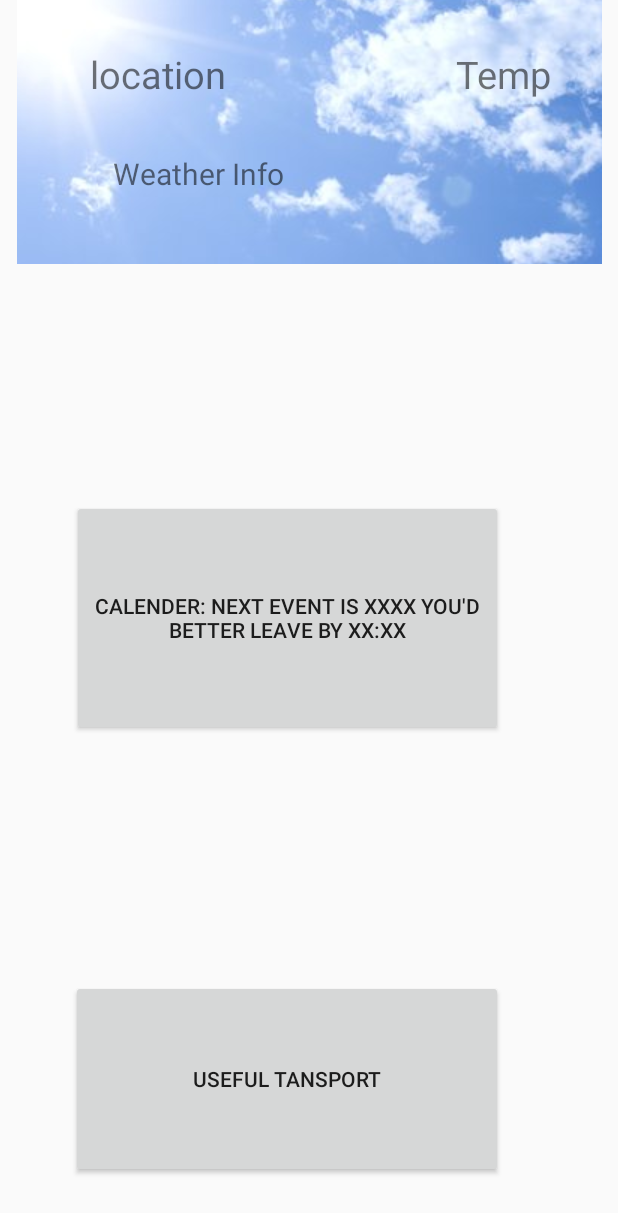
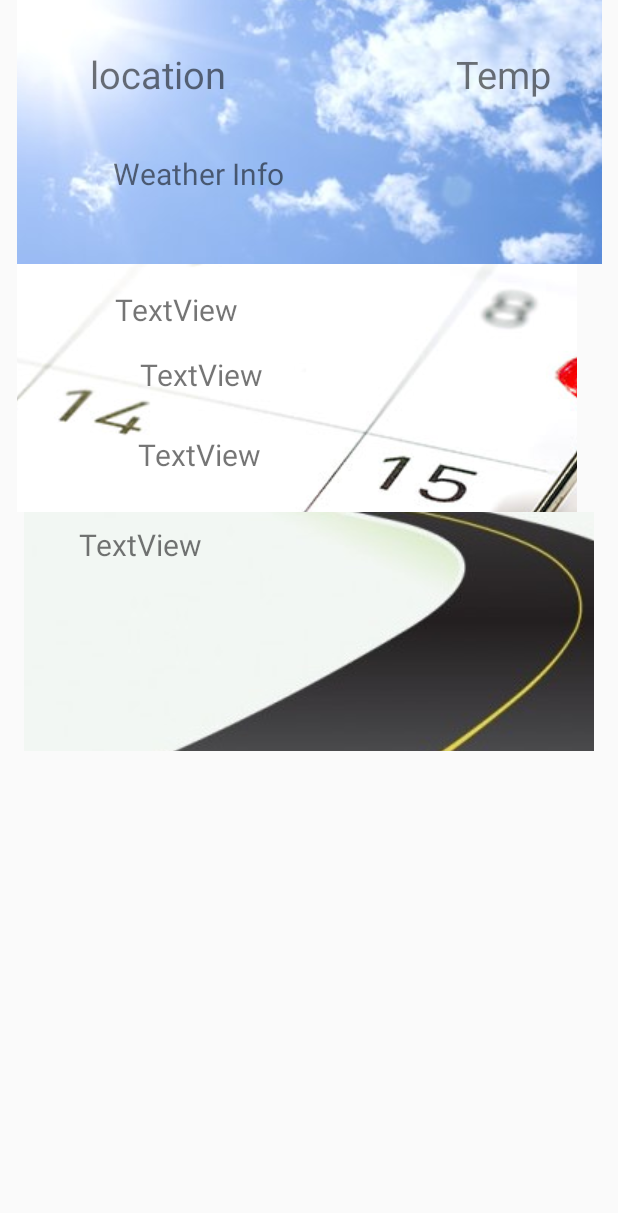
Before and after one commit to BarbaraJin/CS446, an Android app: the layout activity_main.xml on its own in the app's theme, with its tools: preview values and no code run, on a phone screen of 412 x 824 dp. Shown: the top 1213 px of the screen. Run offline under Robolectric (Android 15) with nearby library versions, the phone set to English and light mode, and no system bars.

Commit message:
calendar UI

```diff
--- a/iManager/app/src/main/java/com/ziniuyimeixiang/imanager/MainActivity.java
+++ b/iManager/app/src/main/java/com/ziniuyimeixiang/imanager/MainActivity.java
@@ -73,6 +73,11 @@ public class MainActivity extends AppCompatActivity implements Observer {
     private TextView weatherTemp;
     private TextView weatherInfo;
 
+    private TextView et;
+    private TextView st;
+    private TextView lt;
+    private TextView rt;
+
     Button test;
 
 
@@ -90,13 +95,17 @@ public class MainActivity extends AppCompatActivity implements Observer {
 //        clothesData.addObserver(this);
 
         super.onCreate(savedInstanceState);
+
         setContentView(R.layout.activity_main);
+        st = findViewById(R.id.start_t);
+        et = findViewById(R.id.event_t);
+        lt = findViewById(R.id.location_t);
+        rt = findViewById(R.id.route_t);
 //        Intent alarm = new Intent(MainActivity.this,Alarm.class);
 //        startActivity(alarm);
-        C_Button = findViewById(R.id.Cbutton);
-        R_Button = findViewById(R.id.Trans);
         this.askP();
-        mModel.route();
+        //mModel.route();
+        this.getLocationFromAddress(this,mModel.getLocation());
         this.getPosition();
         this.setCalender();
         this.setRoute();
@@ -177,7 +186,9 @@ public class MainActivity extends AppCompatActivity implements Observer {
                 Date start_date = new Date(Long.valueOf(cursor.getString(id2)) + (60 * 60 * 1000) * mModel.getHourdiff());
                 String start = formatter.format(start_date);
                 location = cursor.getString(id4);
-                C_Button.setText(start + title + location);
+                et.setText(title);
+                st.setText(start);
+                lt.setText(location);
                 mModel.setLocation(location);
                 mModel.setTime(start);
             }
@@ -199,7 +210,7 @@ public class MainActivity extends AppCompatActivity implements Observer {
 
         int speedIs1KmMinute = 100;
         float estimatedDriveTimeInMinutes = distance / speedIs1KmMinute;
-        R_Button.setText("distance is " + distance + "time needed is " + estimatedDriveTimeInMinutes);
+        rt.setText("You need "+estimatedDriveTimeInMinutes+" minutes to reach your event location.");
     }
     private boolean permission = false;
     public void getPosition() {
@@ -256,7 +267,30 @@ public class MainActivity extends AppCompatActivity implements Observer {
         weatherTemp.setText(weatherModel.getCurrentTemp() + "°C");
         weatherInfo.setText(weatherModel.getWeatherText());
     }
+    public void getLocationFromAddress(Context context,String strAddress) {
 
+        Geocoder coder = new Geocoder(context);
+        List<Address> address;
+        LatLng p1 = null;
+
+        try {
+            // May throw an IOException
+            address = coder.getFromLocationName(strAddress, 5);
+            if (address == null) {
+                return;
+            }
+
+            Address location = address.get(0);
+            p1 = new LatLng(location.getLatitude(), location.getLongitude() );
+
+        } catch (IOException ex) {
+
+            ex.printStackTrace();
+        }
+
+        mModel.setEvent_att(p1.lat);
+        mModel.setEvent_lon(p1.lng);
+    }
     /**
      * update function
      * @param o
@@ -264,20 +298,19 @@ public class MainActivity extends AppCompatActivity implements Observer {
      */
 
     public void update(Observable o, Object arg) {
+        if (arg == null){
+            updateWeather();
+        }
 
-        this.setCalender();
-        this.setRoute();
-        //toronto should be replaced by the nearest event position
-        this.getLocationFromAddress(this, "Toronto");
-
-        updateWeather();
 
 
         if ((String)arg == "new event") {
             this.setCalender();
         }
         if ((String)arg == "new route"){
-            mModel.route();
+            getLocationFromAddress(this,mModel.getLocation());
+
+            //mModel.route();
             this.setRoute();
         }
         if ((String)arg == "new position") {
--- a/iManager/app/src/main/res/layout/activity_main.xml
+++ b/iManager/app/src/main/res/layout/activity_main.xml
@@ -6,39 +6,6 @@
     android:layout_width="match_parent"
     android:layout_height="match_parent"
     tools:context="com.ziniuyimeixiang.imanager.MainActivity">
-
-    <Button
-        android:id="@+id/Cbutton"
-        android:layout_width="287dp"
-        android:layout_height="157dp"
-        android:layout_marginBottom="8dp"
-        android:layout_marginEnd="8dp"
-        android:layout_marginStart="8dp"
-        android:layout_marginTop="8dp"
-        android:onClick="calenderBottonClicked"
-        android:text="calender: Next event is XXXX you'd better leave by XX:XX"
-        app:layout_constraintBottom_toBottomOf="parent"
-        app:layout_constraintEnd_toEndOf="parent"
-        app:layout_constraintHorizontal_bias="0.37"
-        app:layout_constraintStart_toStartOf="parent"
-        app:layout_constraintTop_toTopOf="parent" />
-
-    <Button
-        android:id="@+id/Trans"
-        android:layout_width="288dp"
-        android:layout_height="132dp"
-        android:layout_marginBottom="8dp"
-        android:layout_marginEnd="8dp"
-        android:layout_marginStart="8dp"
-        android:layout_marginTop="8dp"
-        android:onClick="transClick"
-        android:text="Useful Tansport"
-        app:layout_constraintBottom_toBottomOf="parent"
-        app:layout_constraintEnd_toEndOf="parent"
-        app:layout_constraintHorizontal_bias="0.362"
-        app:layout_constraintStart_toStartOf="parent"
-        app:layout_constraintTop_toTopOf="parent"
-        app:layout_constraintVertical_bias="0.955" />
 
     <ImageButton
         android:id="@+id/imageButton"
@@ -95,4 +62,97 @@
         app:layout_constraintTop_toBottomOf="@+id/locationOnWeatherButton"
         app:layout_constraintVertical_bias="0.35" />
 
+    <ImageButton
+        android:id="@+id/imageButton2"
+        android:layout_width="373dp"
+        android:layout_height="165dp"
+        android:layout_marginBottom="100dp"
+        android:onClick="calenderBottonClicked"
+        app:layout_constraintBottom_toBottomOf="parent"
+        app:layout_constraintEnd_toEndOf="@+id/imageButton"
+        app:layout_constraintHorizontal_bias="0.4"
+        app:layout_constraintStart_toStartOf="parent"
+        app:layout_constraintTop_toBottomOf="@+id/imageButton"
+        app:layout_constraintVertical_bias="0.0"
+        app:srcCompat="@drawable/banner_calendar" />
+
+    <ImageButton
+        android:id="@+id/imageButton3"
+        android:layout_width="380dp"
+        android:layout_height="159dp"
+        android:onClick="transClick"
+        app:layout_constraintBottom_toBottomOf="parent"
+        app:layout_constraintEnd_toEndOf="parent"
+        app:layout_constraintStart_toStartOf="parent"
+        app:layout_constraintTop_toBottomOf="@+id/imageButton2"
+        app:layout_constraintVertical_bias="0.0"
+        app:srcCompat="@drawable/road_destination_template_23_2147495839" />
+
+    <TextView
+        android:id="@+id/event_t"
+        android:layout_width="140dp"
+        android:layout_height="47dp"
+        android:layout_marginBottom="8dp"
+        android:layout_marginEnd="8dp"
+        android:layout_marginStart="8dp"
+        android:layout_marginTop="8dp"
+        android:text="TextView"
+        android:textSize="20dp"
+        app:layout_constraintBottom_toTopOf="@+id/imageButton3"
+        app:layout_constraintEnd_toEndOf="parent"
+        app:layout_constraintHorizontal_bias="0.267"
+        app:layout_constraintStart_toStartOf="parent"
+        app:layout_constraintTop_toTopOf="@+id/imageButton2"
+        app:layout_constraintVertical_bias="0.088" />
+
+    <TextView
+        android:id="@+id/start_t"
+        android:layout_width="132dp"
+        android:layout_height="46dp"
+        android:layout_marginBottom="8dp"
+        android:layout_marginEnd="8dp"
+        android:layout_marginStart="8dp"
+        android:layout_marginTop="8dp"
+        android:text="TextView"
+        android:textSize="20dp"
+        app:layout_constraintBottom_toTopOf="@+id/imageButton3"
+        app:layout_constraintEnd_toEndOf="parent"
+        app:layout_constraintHorizontal_bias="0.322"
+        app:layout_constraintStart_toStartOf="parent"
+        app:layout_constraintTop_toTopOf="@+id/imageButton2" />
+
+    <TextView
+        android:id="@+id/location_t"
+        android:layout_width="112dp"
+        android:layout_height="44dp"
+        android:layout_marginBottom="8dp"
+        android:layout_marginEnd="8dp"
+        android:layout_marginStart="8dp"
+        android:layout_marginTop="8dp"
+        android:text="TextView"
+        android:textSize="20dp"
+        app:layout_constraintBottom_toTopOf="@+id/imageButton3"
+        app:layout_constraintEnd_toEndOf="parent"
+        app:layout_constraintHorizontal_bias="0.296"
+        app:layout_constraintStart_toStartOf="parent"
+        app:layout_constraintTop_toTopOf="@+id/imageButton2"
+        app:layout_constraintVertical_bias="1.0" />
+
+    <TextView
+        android:id="@+id/route_t"
+        android:layout_width="194dp"
+        android:layout_height="132dp"
+        android:layout_marginBottom="8dp"
+        android:layout_marginEnd="8dp"
+        android:layout_marginStart="8dp"
+        android:layout_marginTop="8dp"
+        android:text="TextView"
+        android:textSize="20dp"
+        app:layout_constraintBottom_toBottomOf="parent"
+        app:layout_constraintEnd_toEndOf="parent"
+        app:layout_constraintHorizontal_bias="0.22"
+        app:layout_constraintStart_toStartOf="parent"
+        app:layout_constraintTop_toTopOf="@+id/imageButton3"
+        app:layout_constraintVertical_bias="0.0" />
+
 </android.support.constraint.ConstraintLayout>
```
Also changed, not shown: iManager/app/src/main/res/drawable/banner_calendar.jpg (added), iManager/app/src/main/res/drawable/road_destination_template_23_2147495839.jpg (added).
